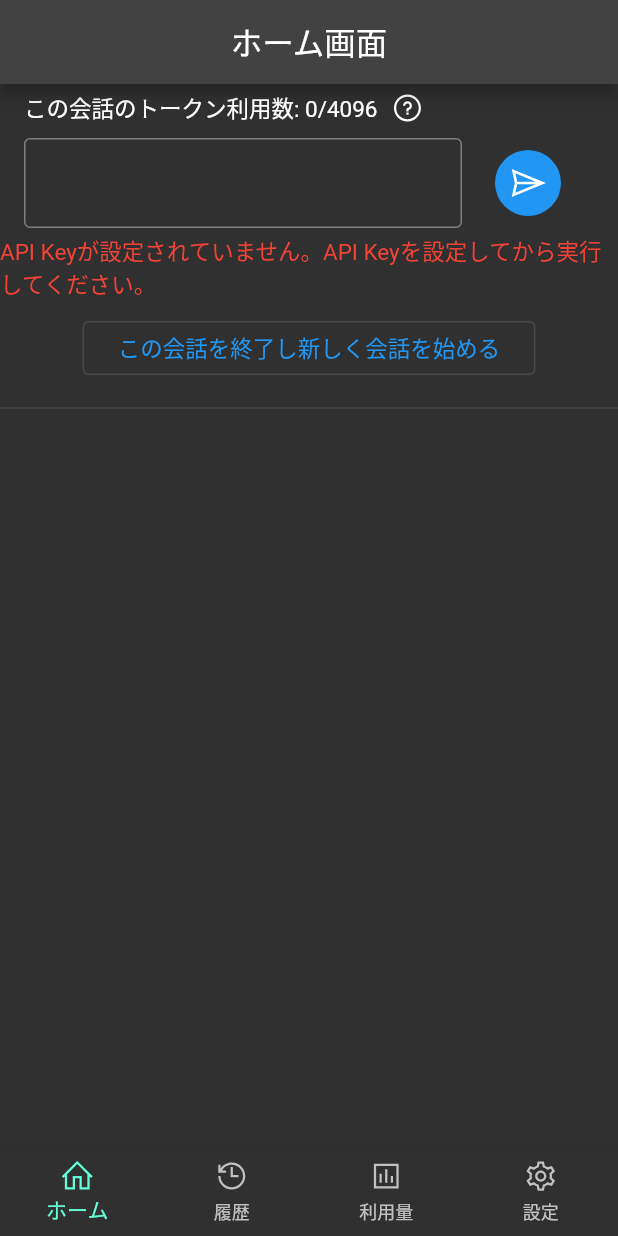
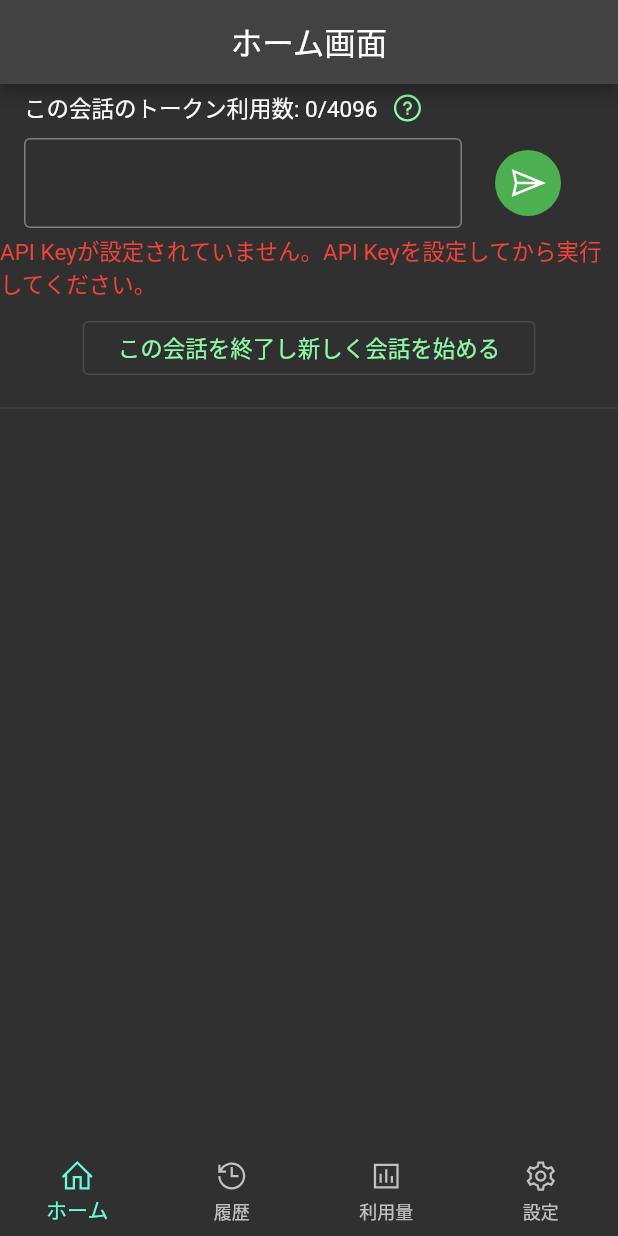
Before and after one commit to hotdrop/my-assistant, a Flutter app: the screen it shows after launch, on a phone screen of 412 x 824 dp. Run offline on Flutter 3.47's test engine with Material 2 defaults, Android fonts, the phone set to English and light mode, and no system bars; our stand-ins replace firebase_core, flutter_markdown, flutter_riverpod, freezed_annotation, hive_flutter, line_icons and 5 more; missing offline and left inert: markdown; accounts and stored records are empty; generated files the repository leaves out were written again; Roboto replaces fonts that are missing (Note Sans JP).

Commit message:
feat: アイコンとテーマを修正

````diff
--- /dev/null
+++ b/lib/common/app_theme.dart
@@ -0,0 +1,32 @@
+import 'package:flutter/material.dart';
+
+class AppTheme {
+  AppTheme._();
+
+  static const Color primaryColor = Colors.green;
+  static const Color primaryLightColor = Color.fromARGB(255, 141, 251, 165);
+
+  static final ThemeData theme = ThemeData(
+    brightness: Brightness.dark,
+    fontFamily: 'Note Sans JP',
+    primaryColor: primaryColor,
+    appBarTheme: const AppBarTheme(
+      centerTitle: true,
+    ),
+    iconTheme: const IconThemeData(
+      color: primaryLightColor,
+    ),
+    navigationRailTheme: const NavigationRailThemeData(
+      selectedIconTheme: IconThemeData(color: primaryLightColor),
+      selectedLabelTextStyle: TextStyle(color: primaryLightColor),
+    ),
+    outlinedButtonTheme: OutlinedButtonThemeData(
+      style: OutlinedButton.styleFrom(
+        foregroundColor: primaryLightColor,
+      ),
+    ),
+    progressIndicatorTheme: const ProgressIndicatorThemeData(
+      color: primaryColor,
+    ),
+  );
+}
--- a/lib/data/assist_repository.dart
+++ b/lib/data/assist_repository.dart
@@ -63,7 +63,7 @@ class AssistRepository {
           message: MessageResponse(
               role: 'assistant',
               content:
-                  'おはようございます。これはテストです。\n\n1. 白色\n2. 黒色\n3. 茶色\n以下のような関数を作成します。\n\n```dart\nDateTime StringToDate(String dateString) {\n    return DateTime.parse(dateString);\n}\n```'),
+                  'Dartでは、DateTimeクラスを使用して、文字列をDate型に変換することができます。以下は、引数の文字列をDate型に変換する関数の例です。\n\n```\nDateTime parseDate(String dateStr) {\n  // Date format: "yyyy-MM-dd"\n  var format = DateFormat(\'yyyy-MM-dd\');\n  return format.parse(dateStr);\n}\n```\n\nこの関数は、引数で与えられたdateStrを指定された形式の日付に変換し、DateTime型で返します。DateFormatクラスを使用して、yyyy-MM-dd形式の日付をパースしています。この形式は、例えば「2023-03-11」といった日付の形式になります。引数の日付フォーマットに応じて、使用するフォーマットを変更する必要があります。\n\n例えば、"2023-03-11"という文字列を引数として渡すと、DateTimeオブジェクトとして返されます。\n'),
           finishReason: 'stop',
         )
       ],
--- a/lib/main.dart
+++ b/lib/main.dart
@@ -1,3 +1,4 @@
+import 'package:assistant_me/common/app_theme.dart';
 import 'package:assistant_me/firebase_options.dart';
 import 'package:assistant_me/model/app_settings.dart';
 import 'package:assistant_me/ui/top_page.dart';
@@ -28,14 +29,7 @@ class MyApp extends ConsumerWidget {
       ],
       supportedLocales: const [Locale('ja', '')],
       title: 'マイアシスト',
-      theme: ThemeData(
-        brightness: Brightness.dark,
-        fontFamily: 'Note Sans JP',
-        primaryColor: Colors.purple,
-        appBarTheme: const AppBarTheme(
-          centerTitle: true,
-        ),
-      ),
+      theme: AppTheme.theme,
       home: ref.watch(appInitFutureProvider).when(
             data: (_) => const TopPage(),
             error: (error, s) => _ViewOnLoading(errorMessage: '$error'),
--- a/lib/ui/graph/graph_page.dart
+++ b/lib/ui/graph/graph_page.dart
@@ -1,3 +1,4 @@
+import 'package:assistant_me/common/app_theme.dart';
 import 'package:assistant_me/model/app_settings.dart';
 import 'package:assistant_me/model/talk_thread.dart';
 import 'package:assistant_me/ui/graph/graph_controller.dart';
@@ -47,12 +48,12 @@ class _ViewDate extends ConsumerWidget {
         const SizedBox(width: 4),
         IconButton(
           onPressed: () => _showMonthPicker(context, ref, selectedDate),
-          icon: LineIcon(LineIcons.calendar, color: Colors.blue),
+          icon: LineIcon(LineIcons.calendar),
         ),
         const Spacer(),
         IconButton(
           onPressed: () => ref.read(graphControllerProvider.notifier).refresh(),
-          icon: LineIcon(LineIcons.syncIcon, color: Colors.blue),
+          icon: LineIcon(LineIcons.syncIcon),
           tooltip: 'グラフを更新する',
         ),
       ],
--- a/lib/ui/home/home_page.dart
+++ b/lib/ui/home/home_page.dart
@@ -1,3 +1,4 @@
+import 'package:assistant_me/common/app_theme.dart';
 import 'package:assistant_me/model/app_settings.dart';
 import 'package:assistant_me/ui/home/home_controller.dart';
 import 'package:assistant_me/ui/widgets/assistant_chat_row_widget.dart';
@@ -78,9 +79,9 @@ class _ViewInputTalk extends ConsumerWidget {
           RawMaterialButton(
             onPressed: isError ? null : () => ref.read(homeControllerProvider.notifier).postTalk(),
             padding: const EdgeInsets.all(8),
-            fillColor: Colors.blue,
+            fillColor: AppTheme.primaryColor,
             shape: const CircleBorder(),
-            child: LineIcon(LineIcons.paperPlane, size: 28),
+            child: LineIcon(LineIcons.paperPlane, size: 28, color: Colors.white),
           ),
         ],
       ),
````
Also changed, not shown: 6 other files.
